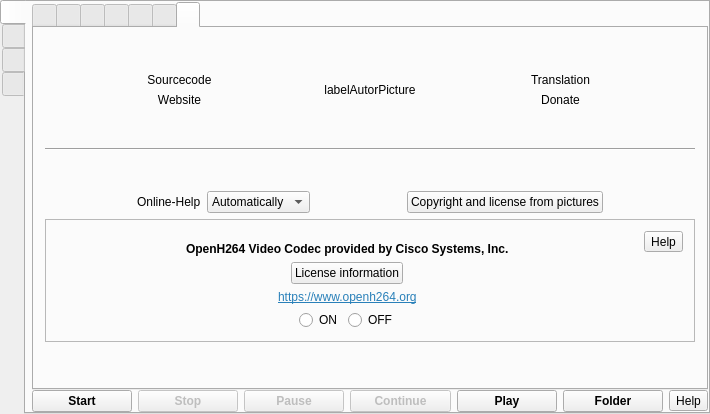
This is src/formMainWindow.ui in vkohaupt/vokoscreenNG as Qt 5 draws it before an edit. The edited form follows.
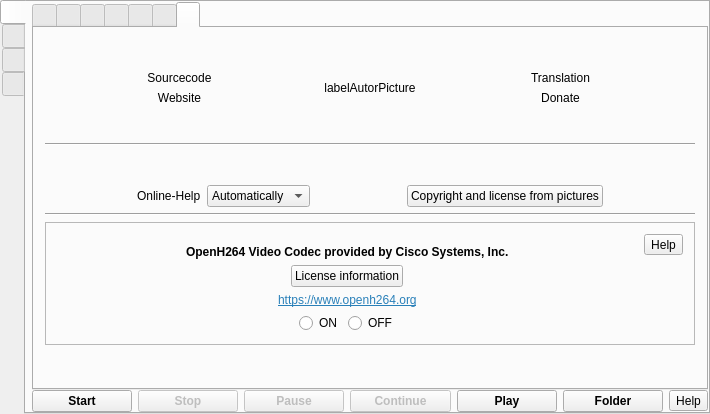
This is the edited form. The open tabs and pages were chosen to show the change. Icons and pictures are not drawn.

Commit message: add line_cisco

```diff
--- a/src/formMainWindow.ui
+++ b/src/formMainWindow.ui
@@ -1958,6 +1958,13 @@
               </item>
              </layout>
             </item>
+            <item>
+             <widget class="Line" name="line_cisco">
+              <property name="orientation">
+               <enum>Qt::Horizontal</enum>
+              </property>
+             </widget>
+            </item>
             <item>
              <widget class="QFrame" name="frame_cisco">
               <property name="frameShape">
```
Left out of the diff: 4 changed lines with no effect on the pictures. The commit also changes 1 other file.
